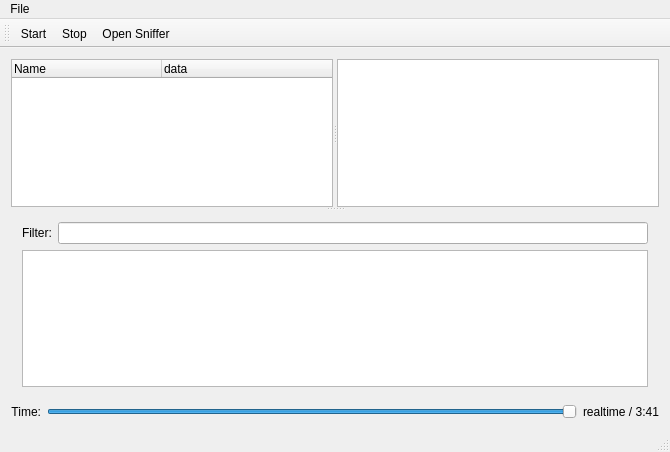
Above: MainWindow.ui from cetic/foren6-gui-qt before the change. Below: the same form after it.
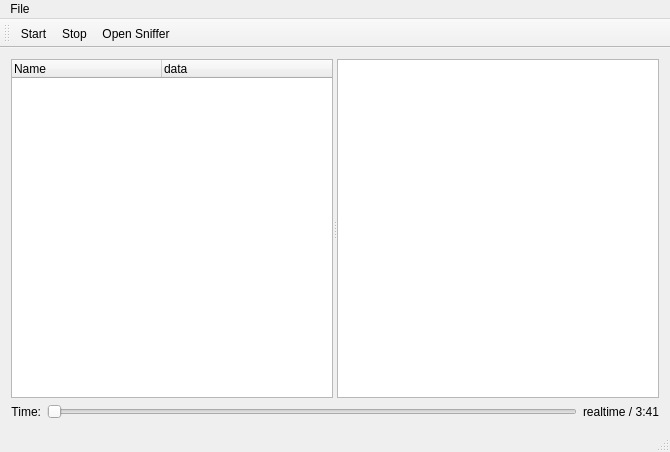
That is the form after the change. Icons and pictures are not drawn.

Commit message: Use separate widget to show messages

The edit to the form file:
```diff
--- a/MainWindow.ui
+++ b/MainWindow.ui
@@ -34,10 +34,10 @@
     <item row="1" column="1">
      <widget class="QSlider" name="horizontalSlider">
       <property name="maximum">
-       <number>999</number>
+       <number>0</number>
       </property>
       <property name="value">
-       <number>999</number>
+       <number>0</number>
       </property>
       <property name="orientation">
        <enum>Qt::Horizontal</enum>
@@ -58,10 +58,6 @@
      </widget>
     </item>
     <item row="0" column="0" colspan="3">
-     <widget class="QSplitter" name="logSplitter">
-      <property name="orientation">
-       <enum>Qt::Vertical</enum>
-      </property>
       <widget class="QSplitter" name="infoSplitter">
        <property name="orientation">
         <enum>Qt::Horizontal</enum>
@@ -82,64 +78,6 @@
         </column>
        </widget>
        <widget class="QGraphicsView" name="rplTreeView"/>
-      </widget>
-      <widget class="QWidget" name="gridLayoutWidget">
-       <layout class="QGridLayout" name="gridLayout_3">
-        <item row="0" column="0">
-         <widget class="QLabel" name="filterLabel">
-          <property name="text">
-           <string>Filter:</string>
-          </property>
-         </widget>
-        </item>
-        <item row="0" column="1">
-         <widget class="QLineEdit" name="filterEdit"/>
-        </item>
-        <item row="1" column="0" colspan="2">
-         <widget class="QTableView" name="messageTable">
-          <property name="showDropIndicator" stdset="0">
-           <bool>false</bool>
-          </property>
-          <property name="dragDropOverwriteMode">
-           <bool>false</bool>
-          </property>
-          <property name="selectionMode">
-           <enum>QAbstractItemView::SingleSelection</enum>
-          </property>
-          <property name="selectionBehavior">
-           <enum>QAbstractItemView::SelectRows</enum>
-          </property>
-          <property name="verticalScrollMode">
-           <enum>QAbstractItemView::ScrollPerPixel</enum>
-          </property>
-          <property name="horizontalScrollMode">
-           <enum>QAbstractItemView::ScrollPerPixel</enum>
-          </property>
-          <property name="showGrid">
-           <bool>false</bool>
-          </property>
-          <property name="gridStyle">
-           <enum>Qt::NoPen</enum>
-          </property>
-          <attribute name="horizontalHeaderVisible">
-           <bool>true</bool>
-          </attribute>
-          <attribute name="horizontalHeaderStretchLastSection">
-           <bool>true</bool>
-          </attribute>
-          <attribute name="verticalHeaderVisible">
-           <bool>false</bool>
-          </attribute>
-          <attribute name="verticalHeaderDefaultSectionSize">
-           <number>24</number>
-          </attribute>
-          <attribute name="verticalHeaderMinimumSectionSize">
-           <number>15</number>
-          </attribute>
-         </widget>
-        </item>
-       </layout>
-      </widget>
      </widget>
     </item>
    </layout>
```
Lines whose indentation alone changed are shown as unchanged. The commit also changes 11 other files.
